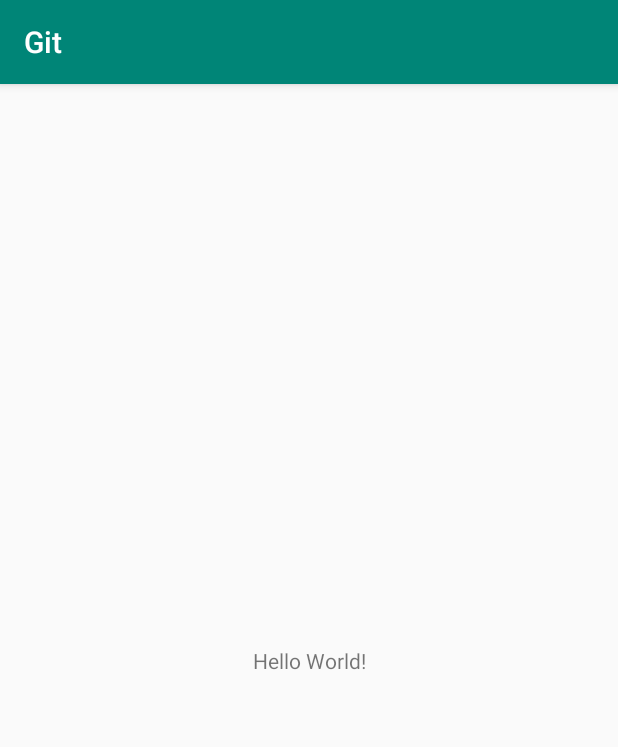
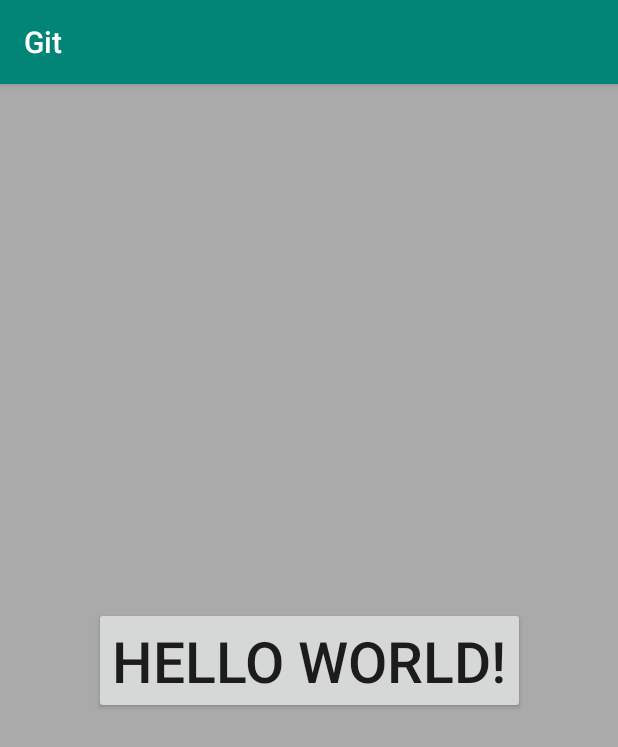
Before and after one commit to nkilgo10/GitandGithubAndroidExample, an Android app: the screen it shows after launch (MainActivity), on a phone screen of 412 x 824 dp. Shown: the top 747 px of the screen. Run offline under Robolectric (Android 15) with nearby library versions, the phone set to English and light mode, and no system bars.

Commit message:
add grey background

```diff
--- a/app/src/main/res/layout/activity_main.xml
+++ b/app/src/main/res/layout/activity_main.xml
@@ -3,13 +3,15 @@
     xmlns:app="http://schemas.android.com/apk/res-auto"
     xmlns:tools="http://schemas.android.com/tools"
     android:layout_width="match_parent"
+    android:background="@android:color/darker_gray"
     android:layout_height="match_parent"
     tools:context=".MainActivity">
 
-    <TextView
+    <Button
         android:layout_width="wrap_content"
         android:layout_height="wrap_content"
         android:text="Hello World!"
+        android:textSize="38sp"
         app:layout_constraintBottom_toBottomOf="parent"
         app:layout_constraintLeft_toLeftOf="parent"
         app:layout_constraintRight_toRightOf="parent"
```
